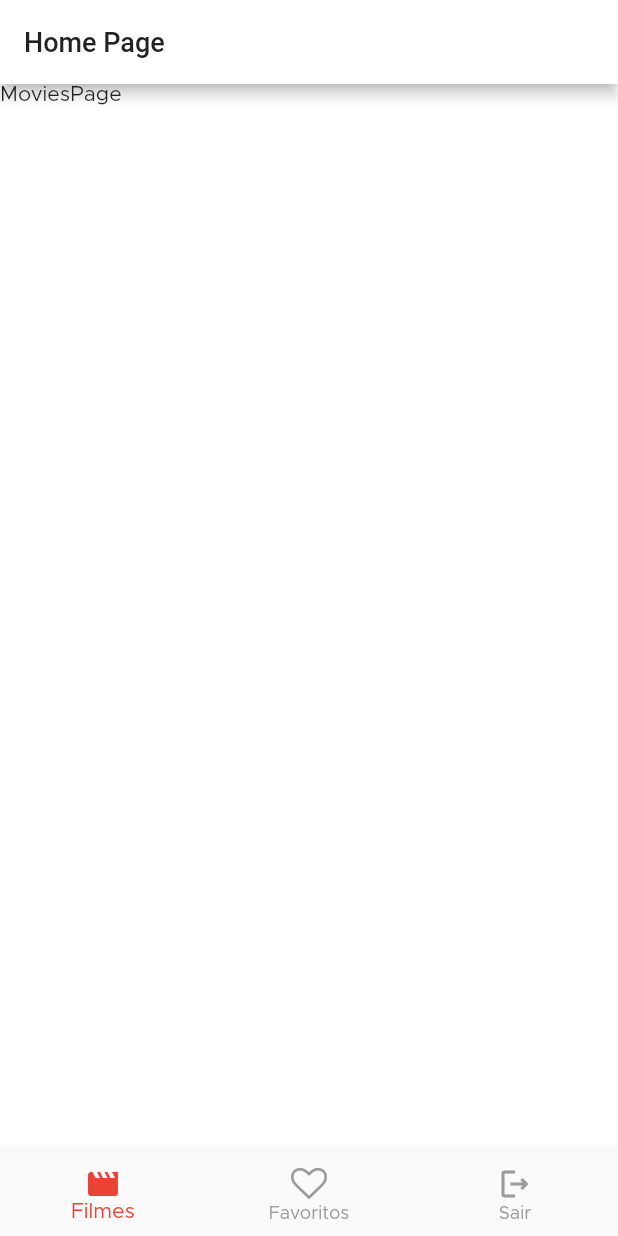
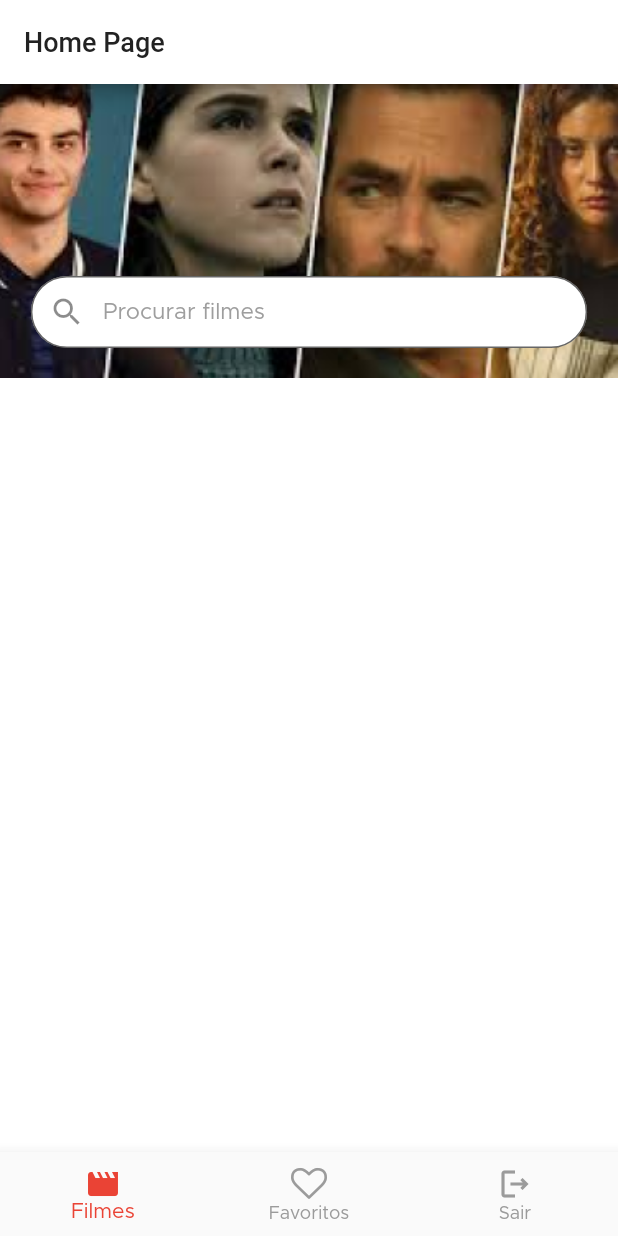
Before and after one commit to VictorPimentaTI/app_filmes, a Flutter app: the screen it shows once a user with an empty profile is signed in, on a phone screen of 412 x 824 dp. Run offline on Flutter 3.47's test engine with Material 2 defaults, Android fonts, the phone set to English and light mode, and no system bars; our stand-ins replace firebase_auth, firebase_core, firebase_remote_config, flutter_signin_button, get, google_sign_in; accounts and stored records are empty.

Commit message:
Criado o header da página de filmes

```diff
--- a/lib/modules/movies/movies_page.dart
+++ b/lib/modules/movies/movies_page.dart
@@ -1,4 +1,6 @@
+import 'package:app_filmes/modules/widgets/movies_header.dart';
 import 'package:flutter/material.dart';
+import 'package:get/get.dart';
 
 class MoviesPage extends StatelessWidget {
 
@@ -6,8 +8,13 @@ class MoviesPage extends StatelessWidget {
 
   @override
   Widget build(BuildContext context) {
-    return Scaffold(
-      body: Text('MoviesPage'),
+    return SizedBox(
+      width: Get.width,
+      child: ListView(
+        children: [
+          MoviesHeader(),
+        ],
+      )
     );
   }
 }
--- /dev/null
+++ b/lib/modules/widgets/movies_header.dart
@@ -0,0 +1,45 @@
+import 'package:flutter/material.dart';
+import 'package:get/get.dart';
+
+class MoviesHeader extends StatelessWidget {
+
+  const MoviesHeader({ Key? key }) : super(key: key);
+
+   @override
+   Widget build(BuildContext context) {
+       return SizedBox(
+           width: Get.width,
+           height: 196,
+           child: Stack(
+             alignment: Alignment.bottomCenter,
+             children: [
+               SizedBox(
+                 width: Get.width,
+                 child: Image.asset(
+                   'assets/images/header.png',
+                   fit: BoxFit.cover,
+                   ),
+                 ),
+                 Container(
+                   width: Get.width *.9,
+                   padding: EdgeInsets.only(bottom: 20),
+                   child: TextField(
+                     decoration: InputDecoration(
+                       border: OutlineInputBorder(
+                         borderRadius: BorderRadius.circular(30)
+                       ),
+                       fillColor: Colors.white,
+                       filled: true,
+                       labelText: 'Procurar filmes',
+                       labelStyle: TextStyle(fontSize: 15, color: Colors.grey),
+                       prefixIcon: Icon(Icons.search),
+                       contentPadding: EdgeInsets.zero,
+                       floatingLabelBehavior: FloatingLabelBehavior.never
+                     ),
+                   ),
+                 )
+             ],
+           )
+       );
+  }
+}
```
